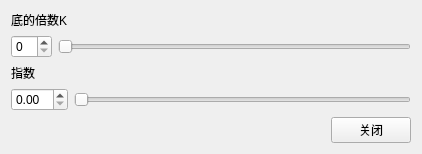
Before: the Qt Designer form mainwindow/PowerLawGrayScale.ui in Narthill/Image_processing, drawn with Qt 5.
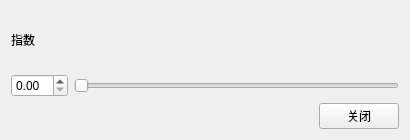
After: the same form once the commit is applied.

```diff
--- a/mainwindow/PowerLawGrayScale.ui
+++ b/mainwindow/PowerLawGrayScale.ui
@@ -6,8 +6,8 @@
    <rect>
     <x>0</x>
     <y>0</y>
-    <width>422</width>
-    <height>145</height>
+    <width>410</width>
+    <height>140</height>
    </rect>
   </property>
   <property name="windowTitle">
@@ -16,31 +16,6 @@
   <layout class="QVBoxLayout" name="verticalLayout_4">
    <item>
     <layout class="QVBoxLayout" name="verticalLayout_3">
-     <item>
-      <layout class="QVBoxLayout" name="verticalLayout">
-       <item>
-        <widget class="QLabel" name="label">
-         <property name="text">
-          <string>底的倍数K</string>
-         </property>
-        </widget>
-       </item>
-       <item>
-        <layout class="QHBoxLayout" name="horizontalLayout_2">
-         <item>
-          <widget class="QSpinBox" name="kSpinBox"/>
-         </item>
-         <item>
-          <widget class="QSlider" name="kSlider">
-           <property name="orientation">
-            <enum>Qt::Horizontal</enum>
-           </property>
-          </widget>
-         </item>
-        </layout>
-       </item>
-      </layout>
-     </item>
      <item>
       <layout class="QVBoxLayout" name="verticalLayout_2">
        <item>
```
